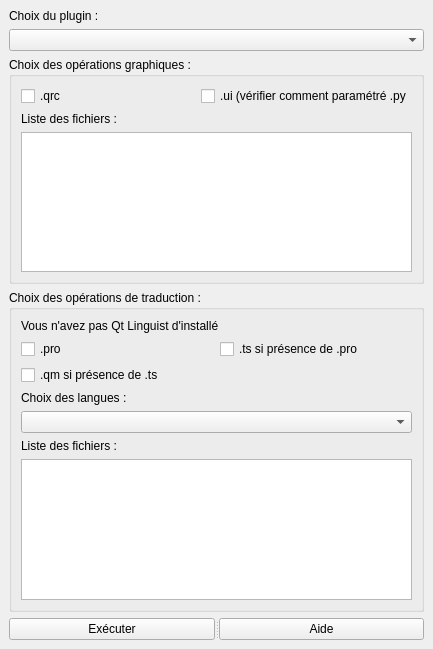
Above: plugin_compiler_dockwidget_base.ui from CyprienAn/PluginCompiler before the change. Below: the same form after it.
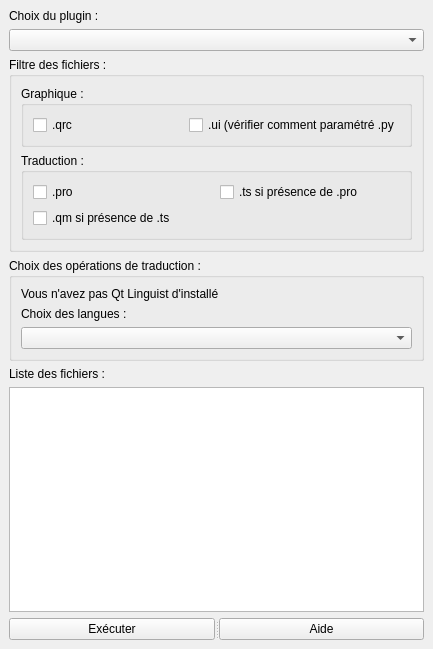
That is the form after the change. Custom widgets are drawn as their Qt base class.

The edit to the form file:
```diff
--- a/plugin_compiler_dockwidget_base.ui
+++ b/plugin_compiler_dockwidget_base.ui
@@ -14,7 +14,7 @@
    <string>Plugin Compiler</string>
   </property>
   <widget class="QWidget" name="dockWidgetContents">
-   <layout class="QVBoxLayout" name="verticalLayout_2">
+   <layout class="QVBoxLayout" name="verticalLayout_5">
     <item>
      <widget class="QLabel" name="label">
       <property name="text">
@@ -28,10 +28,16 @@
     <item>
      <widget class="QgsCollapsibleGroupBox" name="mGroupBox">
       <property name="title">
-       <string>Choix des opérations graphiques :</string>
+       <string>Filtre des fichiers :</string>
       </property>
       <layout class="QVBoxLayout" name="verticalLayout_3">
        <item>
+        <widget class="QGroupBox" name="groupBox">
+         <property name="title">
+          <string>Graphique :</string>
+         </property>
+         <layout class="QVBoxLayout" name="verticalLayout_2">
+          <item>
         <layout class="QHBoxLayout" name="horizontalLayout">
          <item>
           <widget class="QCheckBox" name="ckbQrc">
@@ -49,50 +55,15 @@
          </item>
         </layout>
        </item>
-       <item>
-        <widget class="QLabel" name="label_3">
-         <property name="text">
-          <string>Liste des fichiers :</string>
-         </property>
-        </widget>
-       </item>
-       <item>
-        <widget class="QTreeWidget" name="twGraphFile">
-         <property name="sizePolicy">
-          <sizepolicy hsizetype="Expanding" vsizetype="Expanding">
-           <horstretch>0</horstretch>
-           <verstretch>0</verstretch>
-          </sizepolicy>
-         </property>
-         <attribute name="headerVisible">
-          <bool>false</bool>
-         </attribute>
-         <attribute name="headerCascadingSectionResizes">
-          <bool>false</bool>
-         </attribute>
-         <column>
-          <property name="text">
-           <string notr="true">1</string>
-          </property>
-         </column>
-        </widget>
-       </item>
       </layout>
      </widget>
     </item>
     <item>
-     <widget class="QgsCollapsibleGroupBox" name="mGroupBox_2">
+        <widget class="QGroupBox" name="groupBox_2">
       <property name="title">
-       <string>Choix des opérations de traduction :</string>
-      </property>
-      <layout class="QVBoxLayout" name="verticalLayout">
-       <item>
-        <widget class="QLabel" name="label_5">
-         <property name="text">
-          <string>Vous n'avez pas Qt Linguist d'installé</string>
-         </property>
-        </widget>
-       </item>
+          <string>Traduction :</string>
+         </property>
+         <layout class="QVBoxLayout" name="verticalLayout_4">
        <item>
         <layout class="QHBoxLayout" name="horizontalLayout_2">
          <item>
@@ -118,6 +89,25 @@
          </property>
         </widget>
        </item>
+         </layout>
+        </widget>
+       </item>
+      </layout>
+     </widget>
+    </item>
+    <item>
+     <widget class="QgsCollapsibleGroupBox" name="mGroupBox_2">
+      <property name="title">
+       <string>Choix des opérations de traduction :</string>
+      </property>
+      <layout class="QVBoxLayout" name="verticalLayout">
+       <item>
+        <widget class="QLabel" name="label_5">
+         <property name="text">
+          <string>Vous n'avez pas Qt Linguist d'installé</string>
+         </property>
+        </widget>
+       </item>
        <item>
         <widget class="QLabel" name="label_2">
          <property name="text">
@@ -138,15 +128,24 @@
          </property>
         </widget>
        </item>
+      </layout>
+     </widget>
+    </item>
        <item>
-        <widget class="QLabel" name="label_4">
+     <widget class="QLabel" name="label_3">
          <property name="text">
           <string>Liste des fichiers :</string>
          </property>
         </widget>
        </item>
        <item>
-        <widget class="QTreeWidget" name="twTranslateFile">
+     <widget class="QTreeWidget" name="twGraphFile">
+      <property name="sizePolicy">
+       <sizepolicy hsizetype="Expanding" vsizetype="Expanding">
+        <horstretch>0</horstretch>
+        <verstretch>0</verstretch>
+       </sizepolicy>
+      </property>
          <attribute name="headerVisible">
           <bool>false</bool>
          </attribute>
@@ -155,9 +154,6 @@
            <string notr="true">1</string>
           </property>
          </column>
-        </widget>
-       </item>
-      </layout>
      </widget>
     </item>
     <item>
```
Left out of the diff: 3 changed lines with no effect on the pictures. Lines whose indentation alone changed are shown as unchanged.
